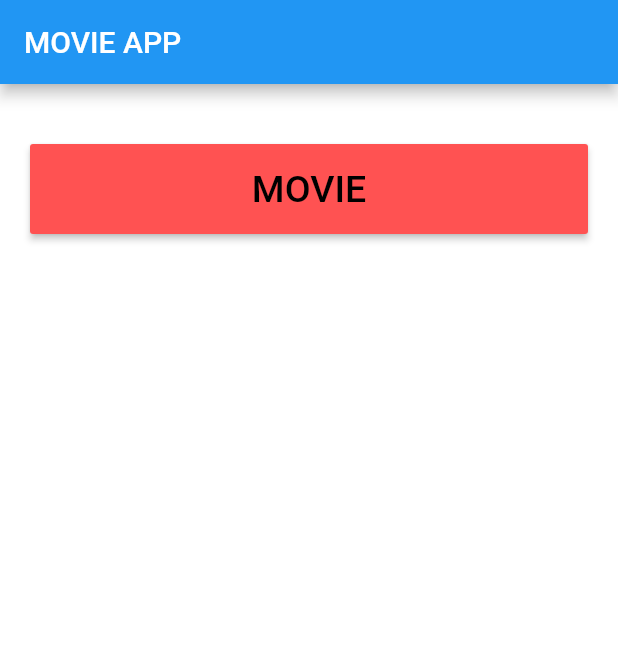
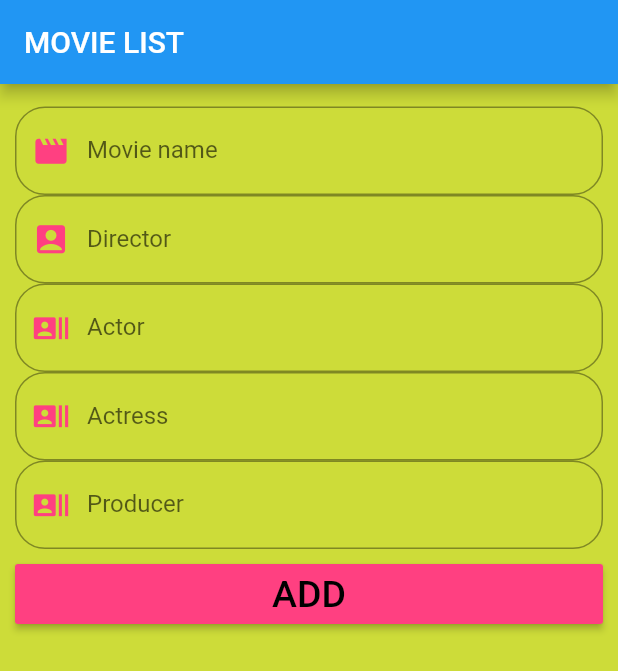
Before and after one commit to divya-k-nair/Movie-app, a Flutter app: the screen it shows after launch, on a phone screen of 412 x 824 dp. Shown: the top 671 px of the screen. Run offline on Flutter 3.47's test engine with Material 2 defaults, Android fonts, the phone set to English and light mode, and no system bars.

Commit message:
project completed

```diff
--- a/lib/main.dart
+++ b/lib/main.dart
@@ -2,10 +2,11 @@ import 'package:flutter/material.dart';
 import 'package:flutter/widgets.dart';
 import 'package:movie_app/details.dart';
 import 'package:movie_app/home.dart';
+import 'package:movie_app/movieentry.dart';
 
 void main()
 {
-  runApp(App());
+  runApp(Movieentry());
 }
 class App extends StatelessWidget {
 
--- /dev/null
+++ b/lib/movieentry.dart
@@ -0,0 +1,155 @@
+import 'package:flutter/material.dart';
+
+class Movieentry extends StatefulWidget {
+
+  @override
+  _MovieentryState createState() => _MovieentryState();
+}
+
+class _MovieentryState extends State<Movieentry> {
+  TextEditingController name=TextEditingController();
+  TextEditingController dir=TextEditingController();
+  TextEditingController act=TextEditingController();
+  TextEditingController actr=TextEditingController();
+  TextEditingController pro=TextEditingController();
+  List mname=[];
+  List mdir=[];
+  List mact=[];
+  List mactr=[];
+  List mpro=[];
+  @override
+  Widget build(BuildContext context) {
+    return MaterialApp(
+      debugShowCheckedModeBanner: false,
+      home: Scaffold(
+        backgroundColor: Colors.lime,
+        appBar: AppBar(
+          title: Text("MOVIE LIST"),
+        ),
+        body: SingleChildScrollView(
+          child: Container(
+            margin: EdgeInsets.all(10),
+            child: Column(
+              children: [
+                SizedBox(height: 5,),
+                TextField(
+                  controller: name,
+                  decoration: InputDecoration(
+                    prefixIcon: Icon(Icons.movie,color: Colors.pinkAccent,size: 25,),
+                    labelText: "Movie name",
+                    border: OutlineInputBorder(
+                      borderRadius: BorderRadius.circular(20),
+                    )
+                  ),
+                ),
+                TextField(
+                  controller: dir,
+                  decoration: InputDecoration(
+                      prefixIcon: Icon(Icons.account_box,color: Colors.pinkAccent,size: 25,),
+                      labelText: "Director",
+                      border: OutlineInputBorder(
+                        borderRadius: BorderRadius.circular(20),
+                      )
+                  ),
+                ),
+                TextField(
+                  controller: act,
+                  decoration: InputDecoration(
+                      prefixIcon: Icon(Icons.recent_actors,color: Colors.pinkAccent,size: 25,),
+                      labelText: "Actor",
+                      border: OutlineInputBorder(
+                        borderRadius: BorderRadius.circular(20),
+                      )
+                  ),
+                ),
+                TextField(
+                  controller: actr,
+                  decoration: InputDecoration(
+                      prefixIcon: Icon(Icons.recent_actors,color: Colors.pinkAccent,size: 25,),
+                      labelText: "Actress",
+                      border: OutlineInputBorder(
+                        borderRadius: BorderRadius.circular(20),
+                      )
+                  ),
+                ),
+                TextField(
+                  controller: pro,
+                  decoration: InputDecoration(
+                      prefixIcon: Icon(Icons.recent_actors,color: Colors.pinkAccent,size: 25,),
+                      labelText: "Producer",
+                      border: OutlineInputBorder(
+                        borderRadius: BorderRadius.circular(20),
+                      )
+                  ),
+                ),
+                SizedBox(height: 10,),
+                SizedBox(
+                  height: 40,
+                  width: double.infinity,
+                  child: RaisedButton(
+                    color: Colors.pinkAccent,
+                    onPressed: (){
+                      var getName=name.text;
+                      var getDire=dir.text;
+                      var getActor=act.text;
+                      var getActress=actr.text;
+                      var getProd=pro.text;
+                      print(getName);
+                      print(getDire);
+                      print(getActor);
+                      print(getActress);
+                      print(getProd);
+                      setState(() {
+                        mname.add(getName);
+                        mdir.add(getDire);
+                        mact.add(getActor);
+                        mactr.add(getActress);
+                        mpro.add(getProd);
+                      });
+
+                  },
+                    child: Text("ADD",
+                      style: TextStyle(
+                        color: Colors.black,
+                        fontSize: 25,
+                      ),
+                  ),
+
+                ),
+                ),
+                ListView.builder(
+                  shrinkWrap: true,
+                    itemCount: mname.length==null?0:mname.length,
+                    itemBuilder: (context, index) {
+                      return Card(
+                        color: Colors.white,
+                        child: ListTile(
+                          leading: Icon(Icons.movie,color: Colors.deepOrange,size: 25,),
+                          trailing: GestureDetector(
+                            onTap: (){
+                              print("Delete clicked"+index.toString());
+                              setState(() {
+                                mname.removeAt(index);
+                                mdir.removeAt(index);
+                                mact.removeAt(index);
+                                mactr.removeAt(index);
+                                mpro.removeAt(index);
+                              });
+                            },
+                              child: Icon(Icons.delete,color: Colors.deepOrange,size: 25,)),
+                          title: Text(mname[index]),
+                          subtitle: Text("Director:"+mdir[index]+"\n"+"Actor:"+mact[index]+"\n"+"Actress:"+mactr[index]+"\n"+"Producer:"+mpro[index]),
+
+                        ),
+                      );
+                    },)
+
+              ],//children
+            ),
+          ),
+        ),
+      ),
+
+    );
+  }
+}
```
